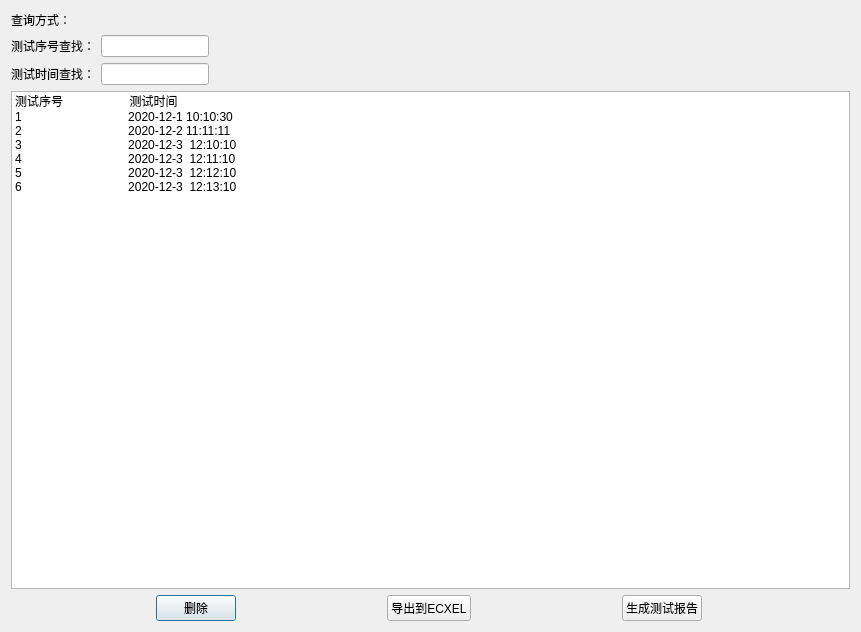
This is warner.ui in moon0309/kj as Qt 5 draws it before an edit. The edited form follows.
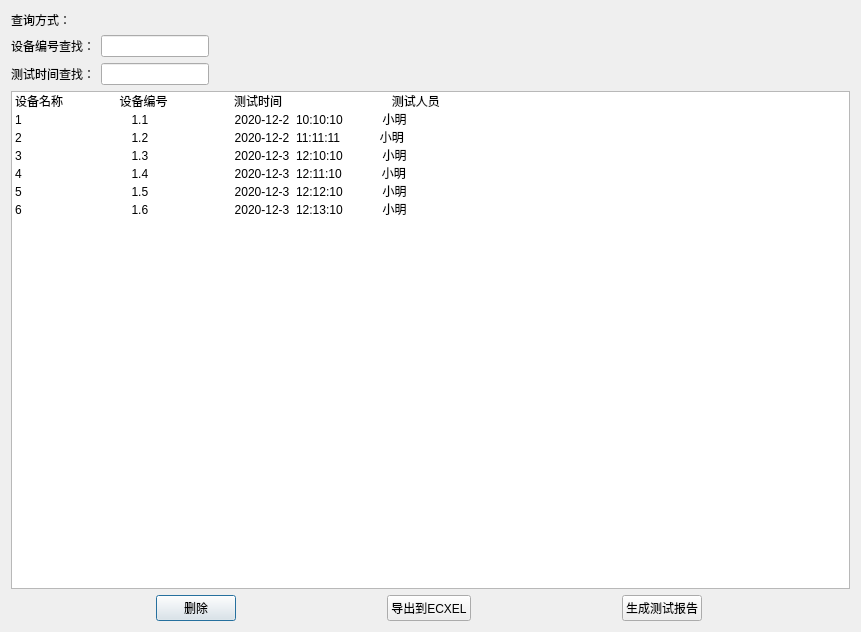
This is the edited form.

Commit message: 空间测试系统上位机——报告用

The edit to the form file:
```diff
--- a/warner.ui
+++ b/warner.ui
@@ -38,7 +38,7 @@
         </sizepolicy>
        </property>
        <property name="text">
-        <string>测试序号查找：</string>
+        <string>设备编号查找：</string>
        </property>
       </widget>
      </item>
@@ -94,37 +94,37 @@
     <widget class="QListWidget" name="listWidget">
      <item>
       <property name="text">
-       <string>测试序号                    测试时间                        </string>
+       <string>设备名称                 设备编号                    测试时间                                 测试人员   </string>
       </property>
      </item>
      <item>
       <property name="text">
-       <string>1                                2020-12-1 10:10:30</string>
+       <string>1                                 1.1                          2020-12-2  10:10:10            小明</string>
       </property>
      </item>
      <item>
       <property name="text">
-       <string>2                                2020-12-2 11:11:11</string>
+       <string>2                                 1.2                          2020-12-2  11:11:11            小明</string>
       </property>
      </item>
      <item>
       <property name="text">
-       <string>3                                2020-12-3  12:10:10</string>
+       <string>3                                 1.3                          2020-12-3  12:10:10            小明</string>
       </property>
      </item>
      <item>
       <property name="text">
-       <string>4                                2020-12-3  12:11:10</string>
+       <string>4                                 1.4                          2020-12-3  12:11:10            小明</string>
       </property>
      </item>
      <item>
       <property name="text">
-       <string>5                                2020-12-3  12:12:10</string>
+       <string>5                                 1.5                          2020-12-3  12:12:10            小明</string>
       </property>
      </item>
      <item>
       <property name="text">
-       <string>6                                2020-12-3  12:13:10</string>
+       <string>6                                 1.6                          2020-12-3  12:13:10            小明</string>
       </property>
      </item>
     </widget>
```
The commit also changes 5 other files.
